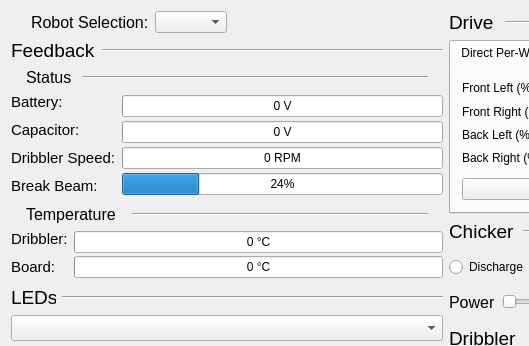
The window that src/software/gui/robot_diagnostics/ui/main_widget.ui (UBC-Thunderbots/Software) describes before a commit, drawn with Qt 5; both pictures show x 0 to 529 and y 0 to 346 of the 892 by 536 pixel window.
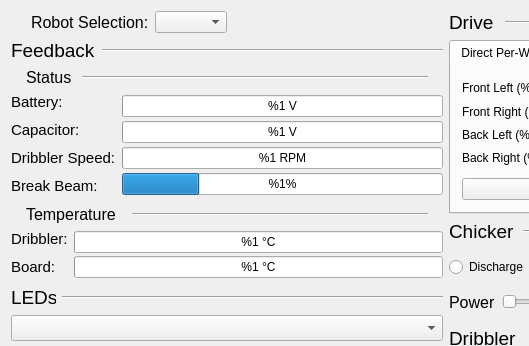
The same window after the commit. Custom widgets are drawn as their Qt base class.

```diff
--- a/src/software/gui/robot_diagnostics/ui/main_widget.ui
+++ b/src/software/gui/robot_diagnostics/ui/main_widget.ui
@@ -209,7 +209,7 @@
                    <number>0</number>
                   </property>
                   <property name="format">
-                   <string>%v V</string>
+                   <string>%1 V</string>
                   </property>
                  </widget>
                 </item>
@@ -222,7 +222,7 @@
                    <number>0</number>
                   </property>
                   <property name="format">
-                   <string>%v V</string>
+                   <string>%1 V</string>
                   </property>
                  </widget>
                 </item>
@@ -235,7 +235,7 @@
                    <number>0</number>
                   </property>
                   <property name="format">
-                   <string>%v RPM</string>
+                   <string>%1 RPM</string>
                   </property>
                  </widget>
                 </item>
@@ -244,6 +244,9 @@
                   <property name="value">
                    <number>24</number>
                   </property>
+                  <property name="format">
+                   <string>%1%</string>
+                  </property>
                  </widget>
                 </item>
                </layout>
@@ -339,7 +342,7 @@
                    <number>0</number>
                   </property>
                   <property name="format">
-                   <string>%v °C</string>
+                   <string>%1 °C</string>
                   </property>
                  </widget>
                 </item>
@@ -349,7 +352,7 @@
                    <number>0</number>
                   </property>
                   <property name="format">
-                   <string>%v °C</string>
+                   <string>%1 °C</string>
                   </property>
                  </widget>
                 </item>
```
